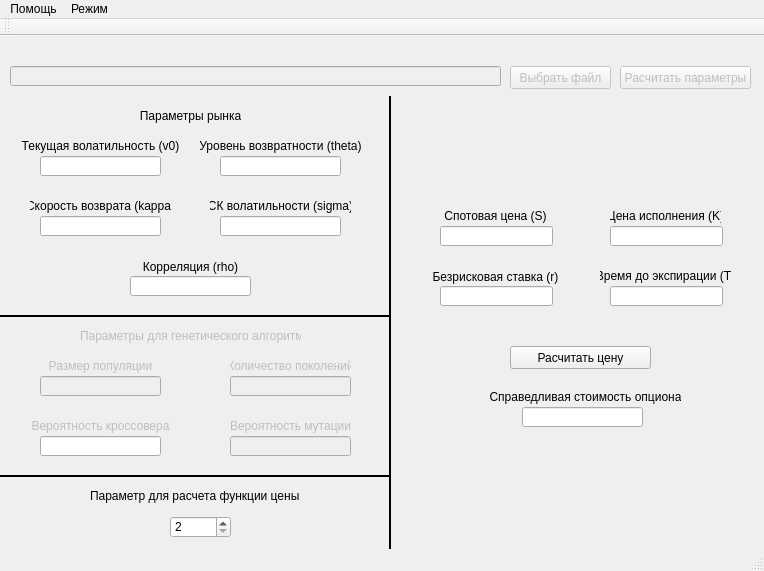
patemckin/HestonOptions, file OptCalc/App/app.ui: the form before one commit.
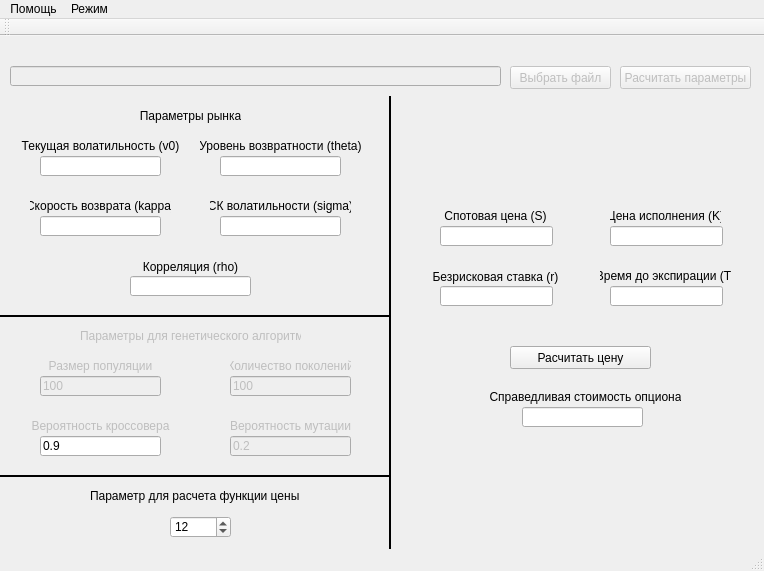
The form after the commit.

```diff
--- a/OptCalc/App/app.ui
+++ b/OptCalc/App/app.ui
@@ -522,6 +522,9 @@
       <height>20</height>
      </rect>
     </property>
+    <property name="text">
+     <string>100</string>
+    </property>
     <property name="readOnly">
      <bool>false</bool>
     </property>
@@ -560,6 +563,9 @@
       <height>20</height>
      </rect>
     </property>
+    <property name="text">
+     <string>100</string>
+    </property>
     <property name="readOnly">
      <bool>false</bool>
     </property>
@@ -598,6 +604,9 @@
       <height>20</height>
      </rect>
     </property>
+    <property name="text">
+     <string>0.9</string>
+    </property>
     <property name="readOnly">
      <bool>false</bool>
     </property>
@@ -636,6 +645,9 @@
       <height>20</height>
      </rect>
     </property>
+    <property name="text">
+     <string>0.2</string>
+    </property>
     <property name="readOnly">
      <bool>false</bool>
     </property>
@@ -706,6 +718,9 @@
     <property name="maximum">
      <number>20</number>
     </property>
+    <property name="value">
+     <number>12</number>
+    </property>
    </widget>
   </widget>
   <widget class="QMenuBar" name="menuBar">
```
